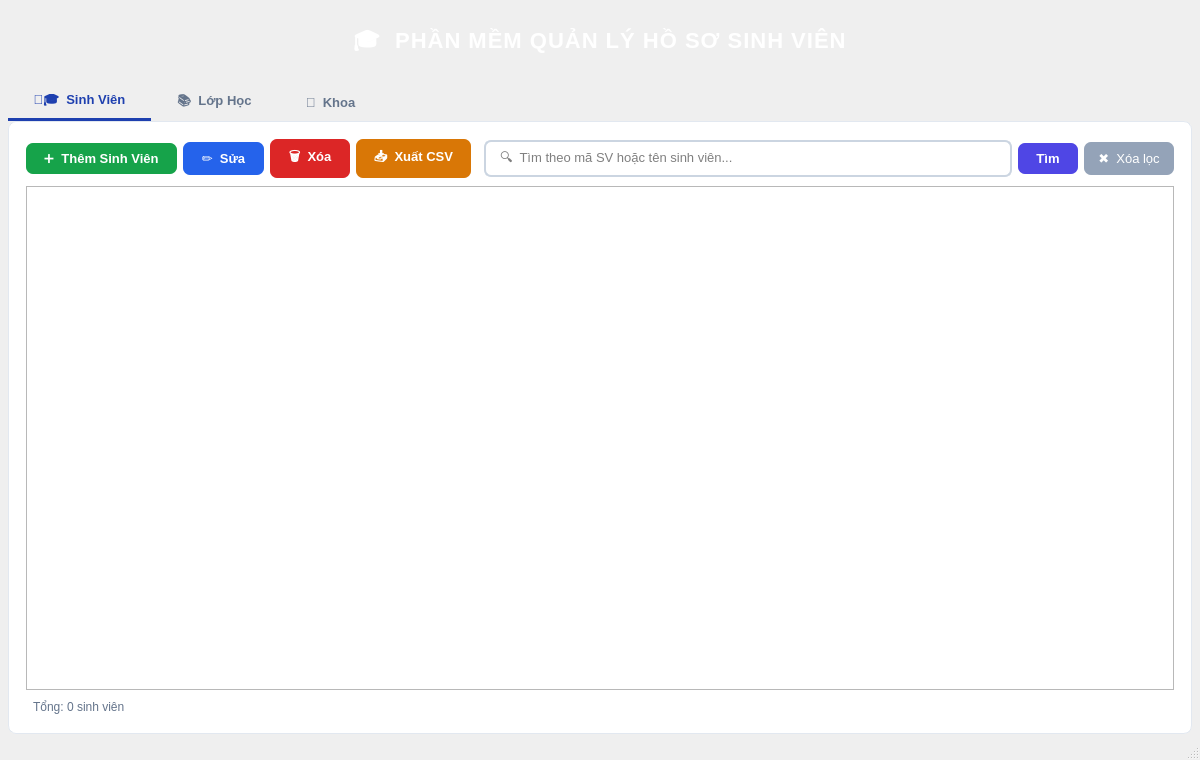
First picture: the form in ui/mainwindow.ui, repository tira-mis-u/cnpm, before the edit.
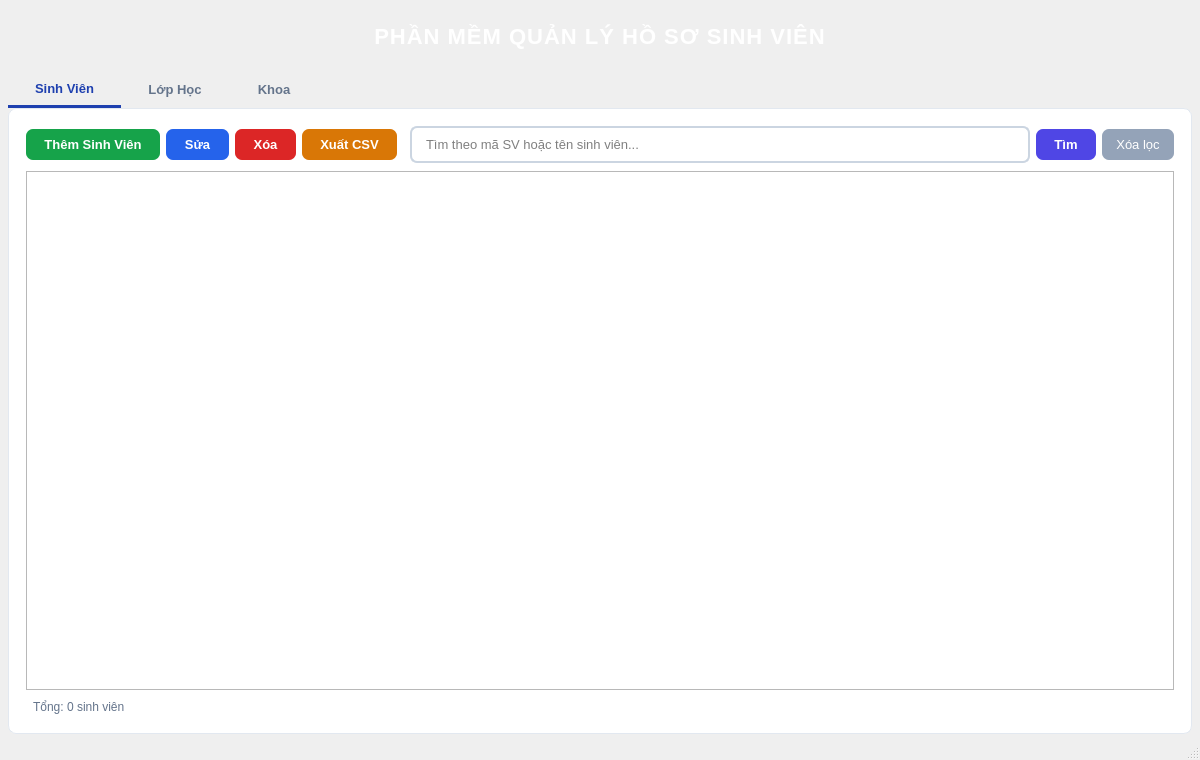
Second picture: the form after the edit.

Commit message: Remove all emojis from UI

```diff
--- a/ui/mainwindow.ui
+++ b/ui/mainwindow.ui
@@ -20,7 +20,7 @@
     <item>
      <widget class="QLabel" name="lblHeader">
       <property name="text">
-       <string>🎓  PHẦN MỀM QUẢN LÝ HỒ SƠ SINH VIÊN</string>
+       <string>PHẦN MỀM QUẢN LÝ HỒ SƠ SINH VIÊN</string>
       </property>
       <property name="alignment">
        <set>Qt::AlignCenter</set>
@@ -74,7 +74,7 @@
 
       <!-- ───────────────────── TAB 1: SINH VIÊN ──────────── -->
       <widget class="QWidget" name="tabStudents">
-       <attribute name="title"><string>  👨‍🎓  Sinh Viên  </string></attribute>
+       <attribute name="title"><string>  Sinh Viên  </string></attribute>
        <layout class="QVBoxLayout" name="vlStudents">
         <property name="spacing"><number>8</number></property>
 
@@ -85,7 +85,7 @@
 
           <item>
            <widget class="QPushButton" name="btnAddStudent">
-            <property name="text"><string>➕  Thêm Sinh Viên</string></property>
+            <property name="text"><string>Thêm Sinh Viên</string></property>
             <property name="minimumHeight"><number>38</number></property>
             <property name="styleSheet">
              <string>
@@ -101,7 +101,7 @@
 
           <item>
            <widget class="QPushButton" name="btnEditStudent">
-            <property name="text"><string>✏️  Sửa</string></property>
+            <property name="text"><string>Sửa</string></property>
             <property name="minimumHeight"><number>38</number></property>
             <property name="styleSheet">
              <string>
@@ -117,7 +117,7 @@
 
           <item>
            <widget class="QPushButton" name="btnDeleteStudent">
-            <property name="text"><string>🗑️  Xóa</string></property>
+            <property name="text"><string>Xóa</string></property>
             <property name="minimumHeight"><number>38</number></property>
             <property name="styleSheet">
              <string>
@@ -133,7 +133,7 @@
 
           <item>
            <widget class="QPushButton" name="btnExportCSV">
-            <property name="text"><string>📥  Xuất CSV</string></property>
+            <property name="text"><string>Xuất CSV</string></property>
             <property name="minimumHeight"><number>38</number></property>
             <property name="styleSheet">
              <string>
@@ -159,7 +159,7 @@
             <property name="minimumHeight"><number>38</number></property>
             <property name="minimumWidth"><number>280</number></property>
             <property name="placeholderText">
-             <string>🔍  Tìm theo mã SV hoặc tên sinh viên...</string>
+             <string>Tìm theo mã SV hoặc tên sinh viên...</string>
             </property>
             <property name="styleSheet">
              <string>
@@ -192,7 +192,7 @@
 
           <item>
            <widget class="QPushButton" name="btnClearSearch">
-            <property name="text"><string>✖  Xóa lọc</string></property>
+            <property name="text"><string>Xóa lọc</string></property>
             <property name="minimumHeight"><number>38</number></property>
             <property name="styleSheet">
              <string>
@@ -236,7 +236,7 @@
 
       <!-- ───────────────────── TAB 2: LỚP HỌC ───────────── -->
       <widget class="QWidget" name="tabClasses">
-       <attribute name="title"><string>  📚  Lớp Học  </string></attribute>
+       <attribute name="title"><string>  Lớp Học  </string></attribute>
        <layout class="QVBoxLayout" name="vlClasses">
         <property name="spacing"><number>8</number></property>
 
@@ -312,7 +312,7 @@
 
       <!-- ───────────────────── TAB 3: KHOA ──────────────── -->
       <widget class="QWidget" name="tabDepts">
-       <attribute name="title"><string>  🏫  Khoa  </string></attribute>
+       <attribute name="title"><string>  Khoa  </string></attribute>
        <layout class="QVBoxLayout" name="vlDepts">
         <property name="spacing"><number>8</number></property>
 
```
Left out of the diff: 12 changed lines with no effect on the pictures. The commit also changes 5 other files.
